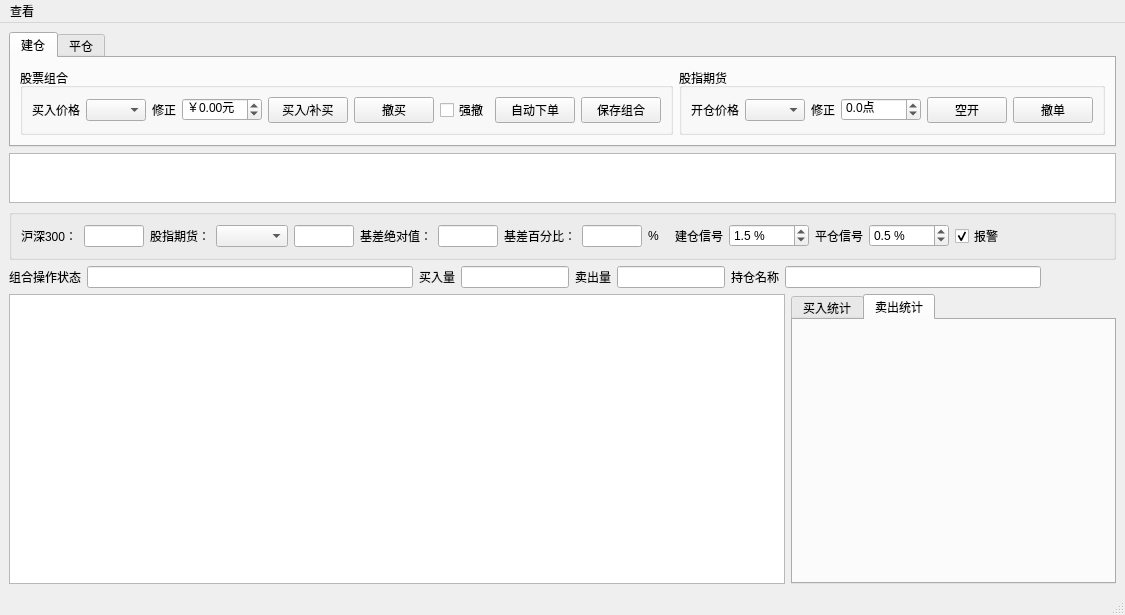
unit-xx/xfiles, file dev/easytrader/tradeui.ui: the form before one commit.
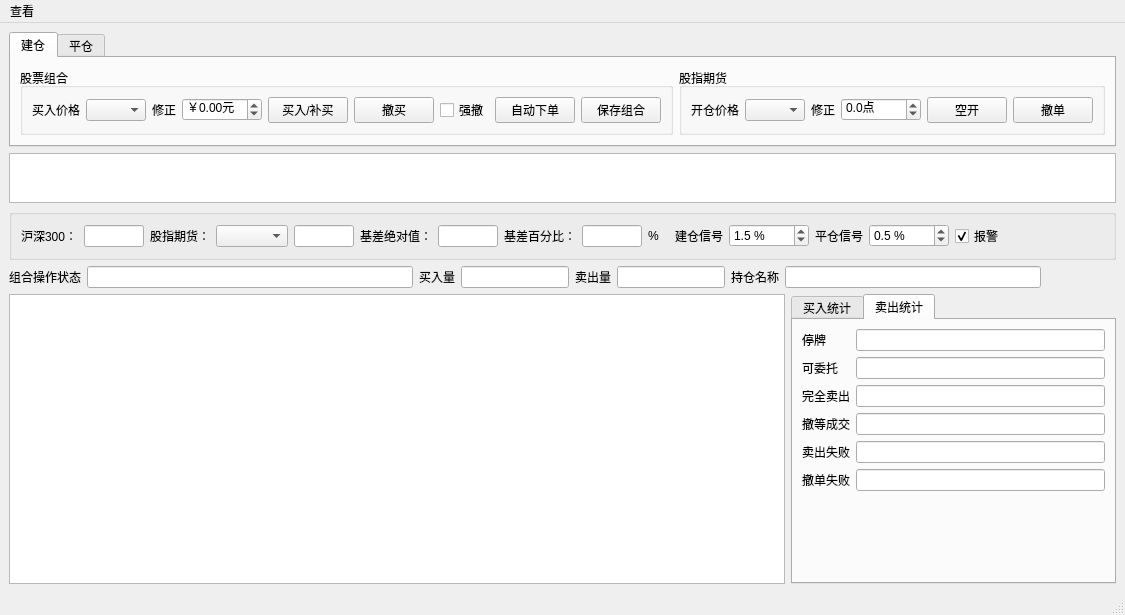
The form after the commit. The open tabs and pages were chosen to show the change.

What changed in the file:
```diff
--- a/dev/easytrader/tradeui.ui
+++ b/dev/easytrader/tradeui.ui
@@ -1082,6 +1082,92 @@
        <attribute name="title">
         <string>卖出统计</string>
        </attribute>
+       <layout class="QFormLayout" name="formLayout_2">
+        <item row="0" column="0">
+         <widget class="QLabel" name="label_30">
+          <property name="text">
+           <string>停牌</string>
+          </property>
+         </widget>
+        </item>
+        <item row="0" column="1">
+         <widget class="QLineEdit" name="stoppedline_2">
+          <property name="readOnly">
+           <bool>true</bool>
+          </property>
+         </widget>
+        </item>
+        <item row="1" column="0">
+         <widget class="QLabel" name="label_29">
+          <property name="text">
+           <string>可委托</string>
+          </property>
+         </widget>
+        </item>
+        <item row="1" column="1">
+         <widget class="QLineEdit" name="sellableline">
+          <property name="readOnly">
+           <bool>true</bool>
+          </property>
+         </widget>
+        </item>
+        <item row="2" column="0">
+         <widget class="QLabel" name="label_28">
+          <property name="text">
+           <string>完全卖出</string>
+          </property>
+         </widget>
+        </item>
+        <item row="2" column="1">
+         <widget class="QLineEdit" name="selledline">
+          <property name="readOnly">
+           <bool>true</bool>
+          </property>
+         </widget>
+        </item>
+        <item row="3" column="0">
+         <widget class="QLabel" name="label_27">
+          <property name="text">
+           <string>撤等成交</string>
+          </property>
+         </widget>
+        </item>
+        <item row="3" column="1">
+         <widget class="QLineEdit" name="sellwaitline">
+          <property name="readOnly">
+           <bool>true</bool>
+          </property>
+         </widget>
+        </item>
+        <item row="4" column="0">
+         <widget class="QLabel" name="label_26">
+          <property name="text">
+           <string>卖出失败</string>
+          </property>
+         </widget>
+        </item>
+        <item row="4" column="1">
+         <widget class="QLineEdit" name="sellfailline">
+          <property name="readOnly">
+           <bool>true</bool>
+          </property>
+         </widget>
+        </item>
+        <item row="5" column="0">
+         <widget class="QLabel" name="label_31">
+          <property name="text">
+           <string>撤单失败</string>
+          </property>
+         </widget>
+        </item>
+        <item row="5" column="1">
+         <widget class="QLineEdit" name="cancelsellfailline">
+          <property name="readOnly">
+           <bool>true</bool>
+          </property>
+         </widget>
+        </item>
+       </layout>
       </widget>
      </widget>
     </item>
```
